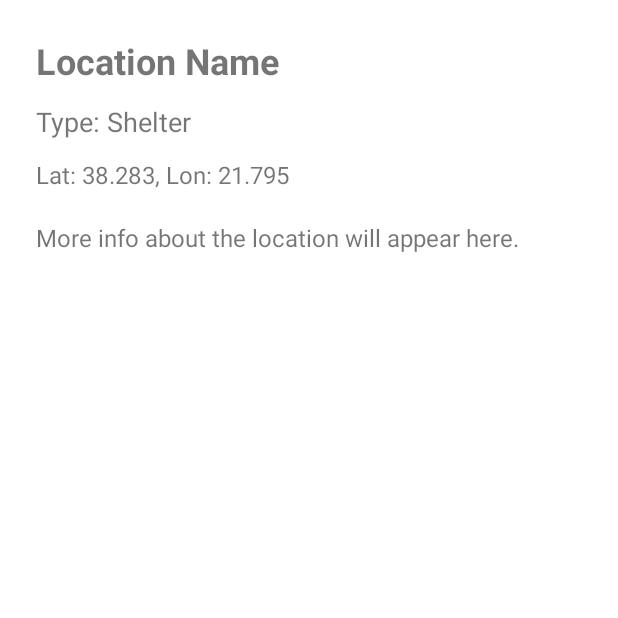
After one commit to KatsarosG/MountHub, an Android app: the LocationManager screen opened directly, with no data from a screen before it, on a phone screen of 412 x 824 dp, the top half of it. The commit adds this screen. Run offline under Robolectric (Android 15) with nearby library versions, the phone set to English and light mode, and no system bars; 4 statements that could not run were skipped.

```diff
--- a/app/src/main/AndroidManifest.xml
+++ b/app/src/main/AndroidManifest.xml
@@ -31,7 +31,7 @@
 
         </activity>
         <activity android:name=".NearbyLocActivity" />
-
+        <activity android:name=".LocationManager" />
         <activity
             android:name=".LoginActivity"
             android:exported="true"
--- /dev/null
+++ b/app/src/main/java/com/example/mounthub/LocationManager.java
@@ -0,0 +1,30 @@
+package com.example.mounthub;
+
+import android.content.Intent;
+import android.os.Bundle;
+import android.widget.Button;
+import android.widget.EditText;
+import android.widget.TextView;
+
+import androidx.appcompat.app.AppCompatActivity;
+
+public class LocationManager extends AppCompatActivity {
+    @Override
+    protected void onCreate(Bundle savedInstanceState) {
+        super.onCreate(savedInstanceState);
+        setContentView(R.layout.activity_location);
+
+        int id = getIntent().getIntExtra("numberValue", 0);
+        DatabaseManager db = new DatabaseManager(this);
+        Location loc = db.getLocationDetails(id);
+
+        TextView name = findViewById(R.id.location_name);
+        TextView type = findViewById(R.id.location_type);
+        TextView coords = findViewById(R.id.location_coords);
+
+        name.setText(loc.getName());
+        type.setText(loc.getLocationType());
+        coords.setText("Lat: " + loc.getCoordinates().getLatitude() +
+                ", Lon: " + loc.getCoordinates().getLongitude());
+    }
+}
--- a/app/src/main/java/com/example/mounthub/ui/home/HomeFragment.java
+++ b/app/src/main/java/com/example/mounthub/ui/home/HomeFragment.java
@@ -44,7 +44,6 @@ public class HomeFragment extends Fragment {
             startActivity(intent);
         });
 
-
         return root;
     }
 
--- /dev/null
+++ b/app/src/main/res/drawable/item_background.xml
@@ -0,0 +1,5 @@
+<shape xmlns:android="http://schemas.android.com/apk/res/android" >
+    <solid android:color="#FFFFFF" /> <!-- White background -->
+    <corners android:radius="8dp" />  <!-- Rounded corners -->
+    <stroke android:width="1dp" android:color="#DDDDDD" /> <!-- Light border -->
+</shape>
--- /dev/null
+++ b/app/src/main/res/layout/activity_location.xml
@@ -0,0 +1,60 @@
+<?xml version="1.0" encoding="utf-8"?>
+<androidx.constraintlayout.widget.ConstraintLayout
+    xmlns:android="http://schemas.android.com/apk/res/android"
+    xmlns:app="http://schemas.android.com/apk/res-auto"
+    xmlns:tools="http://schemas.android.com/tools"
+    android:id="@+id/container"
+    android:layout_width="match_parent"
+    android:layout_height="match_parent"
+    android:padding="24dp"
+    tools:context=".LocationManager">
+
+    <!-- Location Name -->
+    <TextView
+        android:id="@+id/location_name"
+        android:layout_width="0dp"
+        android:layout_height="wrap_content"
+        android:text="Location Name"
+        android:textStyle="bold"
+        android:textSize="24sp"
+        app:layout_constraintTop_toTopOf="parent"
+        app:layout_constraintStart_toStartOf="parent"
+        app:layout_constraintEnd_toEndOf="parent"/>
+
+    <!-- Location Type -->
+    <TextView
+        android:id="@+id/location_type"
+        android:layout_width="0dp"
+        android:layout_height="wrap_content"
+        android:text="Type: Shelter"
+        android:textSize="18sp"
+        app:layout_constraintTop_toBottomOf="@id/location_name"
+        app:layout_constraintStart_toStartOf="parent"
+        app:layout_constraintEnd_toEndOf="parent"
+        android:layout_marginTop="12dp"/>
+
+    <!-- Coordinates -->
+    <TextView
+        android:id="@+id/location_coords"
+        android:layout_width="0dp"
+        android:layout_height="wrap_content"
+        android:text="Lat: 38.283, Lon: 21.795"
+        android:textSize="16sp"
+        app:layout_constraintTop_toBottomOf="@id/location_type"
+        app:layout_constraintStart_toStartOf="parent"
+        app:layout_constraintEnd_toEndOf="parent"
+        android:layout_marginTop="12dp"/>
+
+    <!-- Description (Optional) -->
+    <TextView
+        android:id="@+id/location_description"
+        android:layout_width="0dp"
+        android:layout_height="wrap_content"
+        android:text="More info about the location will appear here."
+        android:textSize="16sp"
+        android:layout_marginTop="20dp"
+        app:layout_constraintTop_toBottomOf="@id/location_coords"
+        app:layout_constraintStart_toStartOf="parent"
+        app:layout_constraintEnd_toEndOf="parent"/>
+
+</androidx.constraintlayout.widget.ConstraintLayout>
```
Also changed, not shown: app/src/main/java/com/example/mounthub/ActivityLocation.java (deleted, +0 -14 lines), app/src/main/java/com/example/mounthub/Coordinate.java (+3 -12 lines), app/src/main/java/com/example/mounthub/DatabaseManager.java (+99 -130 lines), app/src/main/java/com/example/mounthub/Location.java (+10 -7 lines), app/src/main/java/com/example/mounthub/LocationAdapter.java (+34 -6 lines), app/src/main/java/com/example/mounthub/NearbyLocActivity.java (+28 -133 lines), app/src/main/res/layout/item_location.xml (+11 -3 lines), app/src/main/res/layout/item_poi.xml (deleted, +0 -21 lines), app/src/main/res/drawable/ic_default.png (added), app/src/main/res/drawable/ic_mountain.png (added), app/src/main/res/drawable/ic_refuge.png (added), app/src/main/res/drawable/ic_village.png (added), app/src/main/res/drawable/ic_water.png (renamed from app/src/main/res/drawable/water_tap.png).
